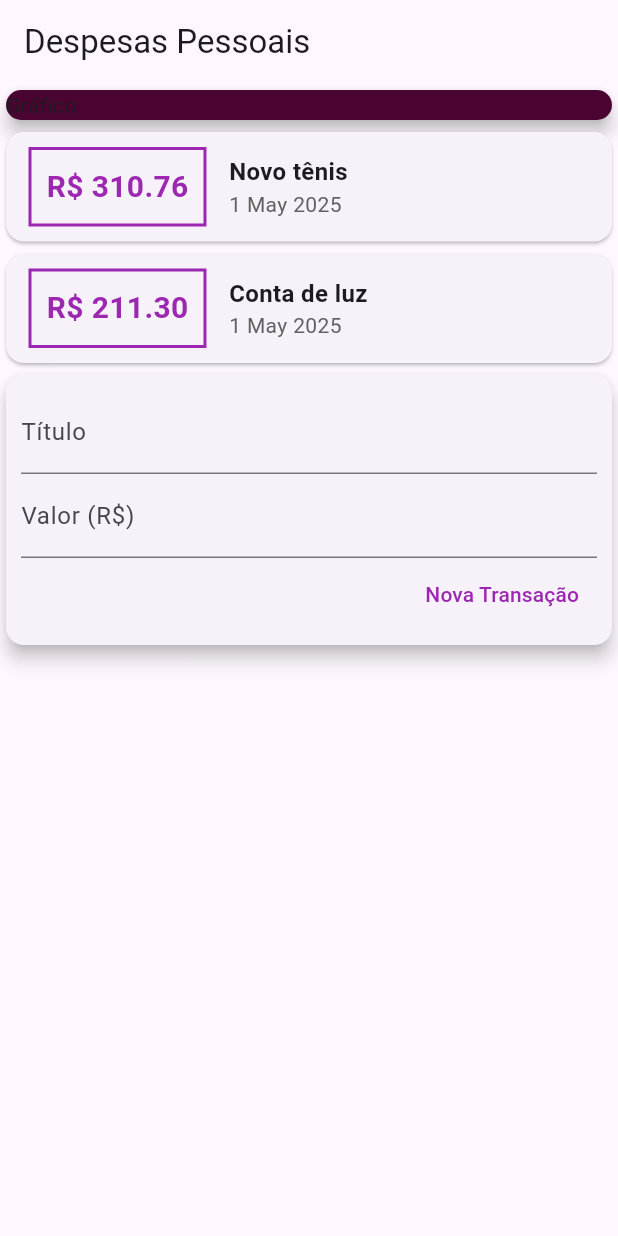
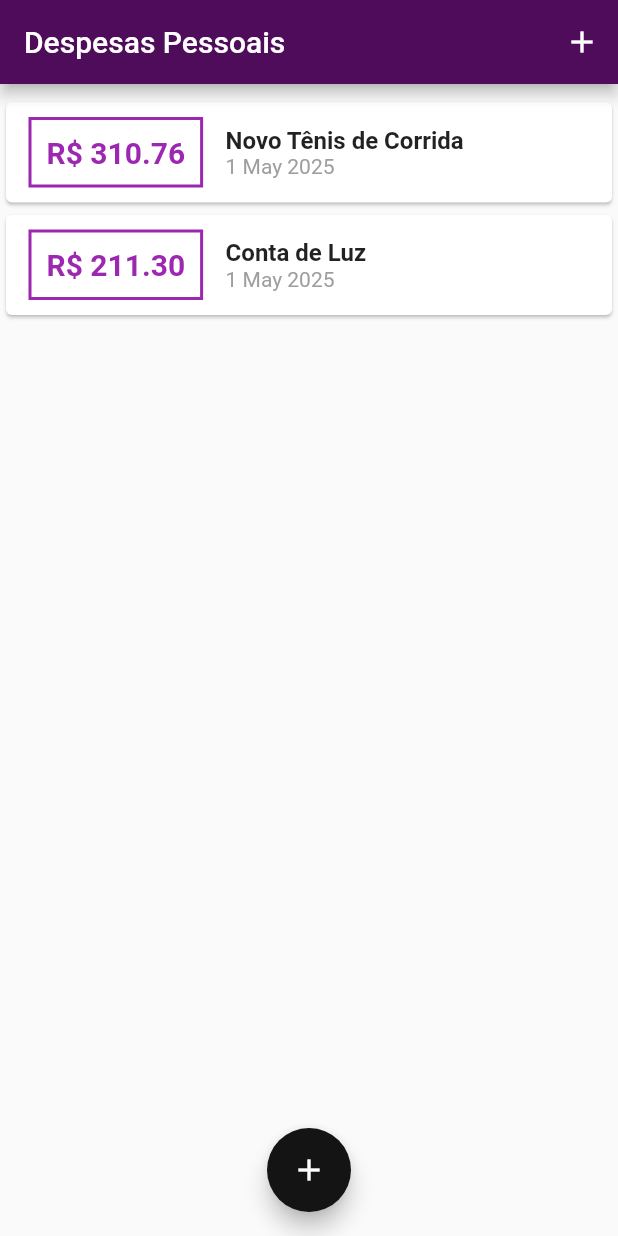
Before and after one commit to MicheleGiane9/Despesas-Pessoais, a Flutter app: the screen it shows after launch, on a phone screen of 412 x 824 dp. Run offline on Flutter 3.47's test engine with Material 3 defaults, Android fonts, the phone set to English and light mode, and no system bars.

```diff
--- /dev/null
+++ b/lib/components/transaction_list.dart
@@ -0,0 +1,62 @@
+import 'package:flutter/material.dart';
+import '../models/transaction.dart';
+import 'package:intl/intl.dart';
+
+class TransactionList extends StatelessWidget {
+  final List<Transaction> transactions;
+
+  const TransactionList(this.transactions, {Key? key}) : super(key: key);
+
+  @override
+  Widget build(BuildContext context) {
+    return SizedBox(
+      height: 300,
+      child: ListView.builder(
+        itemCount: transactions.length,
+        itemBuilder: (ctx, index) {
+          final tr = transactions[index];
+          return Card(
+            child: Row(
+              children: [
+                Container(
+                  margin: const EdgeInsets.symmetric(
+                    horizontal: 15,
+                    vertical: 10,
+                  ),
+                  decoration: BoxDecoration(
+                    border: Border.all(color: Colors.purple, width: 2),
+                  ),
+                  padding: const EdgeInsets.all(10),
+                  child: Text(
+                    'R\$ ${tr.value.toStringAsFixed(2)}',
+                    style: const TextStyle(
+                      fontWeight: FontWeight.bold,
+                      fontSize: 20,
+                      color: Colors.purple,
+                    ),
+                  ),
+                ),
+                Column(
+                  crossAxisAlignment: CrossAxisAlignment.start,
+                  children: [
+                    Text(
+                      tr.title,
+                      style: const TextStyle(
+                        fontSize: 16,
+                        fontWeight: FontWeight.bold,
+                      ),
+                    ),
+                    Text(
+                      DateFormat('d MMM y').format(tr.date),
+                      style: const TextStyle(color: Colors.grey),
+                    ),
+                  ],
+                ),
+              ],
+            ),
+          );
+        },
+      ),
+    );
+  }
+}
--- a/lib/main.dart
+++ b/lib/main.dart
@@ -1,123 +1,112 @@
 import 'package:flutter/material.dart';
+import 'dart:math';
+import 'components/transaction_form.dart';
+import 'components/transaction_list.dart';
 import 'models/transaction.dart';
-import 'package:intl/intl.dart';
 
-main() => runApp(DespesasPessoaisApp());
+main() => runApp(const DespesasPessoaisApp());
 
 class DespesasPessoaisApp extends StatelessWidget {
   const DespesasPessoaisApp({Key? key}) : super(key: key);
+  ThemeData get tema => ThemeData();
   @override
   Widget build(BuildContext context) {
-    return MaterialApp(home: MyHomePage());
+    return MaterialApp(
+      home: MyHomePage(),
+      theme: ThemeData(
+        useMaterial3: false,
+        appBarTheme: AppBarTheme(
+          backgroundColor: const Color.fromARGB(255, 78, 12, 90),
+          foregroundColor: Colors.white,
+        ),
+        colorScheme: ColorScheme.fromSeed(
+          seedColor: const Color.fromARGB(255, 14, 13, 10),
+          primary: Colors.purple,
+          secondary: const Color.fromARGB(255, 20, 20, 20),
+        ),
+      ),
+    );
   }
 }
 
-class MyHomePage extends StatelessWidget {
-  MyHomePage({Key? key}) : super(key: key);
+class MyHomePage extends StatefulWidget {
+  const MyHomePage({Key? key}) : super(key: key);
+  @override
+  State<MyHomePage> createState() => _MyHomePageState();
+}
+
+class _MyHomePageState extends State<MyHomePage> {
   final _transactions = [
     Transaction(
       id: 't1',
-      title: 'Novo tênis',
+      title: 'Novo Tênis de Corrida',
       value: 310.76,
       date: DateTime.now(),
     ),
     Transaction(
       id: 't2',
-      title: 'Conta de luz',
+      title: 'Conta de Luz',
       value: 211.30,
       date: DateTime.now(),
     ),
   ];
 
+  _addTransaction(String title, double value) {
+    final newTransaction = Transaction(
+      id: Random().nextDouble().toString(),
+      title: title,
+      value: value,
+      date: DateTime.now(),
+    );
+
+    setState(() {
+      _transactions.add(newTransaction);
+    });
+
+    Navigator.of(context).pop();
+  }
+
+  _openTransactionFormModal(BuildContext context) {
+    showModalBottomSheet(
+      context: context,
+      builder: (_) {
+        return TransactionForm(_addTransaction);
+      },
+    );
+  }
+
   @override
   Widget build(BuildContext context) {
     return Scaffold(
-      appBar: AppBar(title: Text('Despesas Pessoais')),
-      body: Column(
+      appBar: AppBar(
+        title: const Text('Despesas Pessoais'),
+        actions: [
+          IconButton(
+            icon: const Icon(Icons.add),
+            onPressed: () => _openTransactionFormModal(context),
+          ),
+        ],
+      ),
+      body: SingleChildScrollView(
+        child: Column(
           crossAxisAlignment: CrossAxisAlignment.stretch,
-        children: <Widget>[
-          Container(
+          children: [
+            const SizedBox(
               child: Card(
-              color: const Color.fromARGB(255, 73, 4, 49),
-              child: Text('Gráfico'),
+                color: Colors.blue,
+                //child: Text('Gráfico'),
                 elevation: 5,
               ),
             ),
-          Column(
-            children:
-                _transactions.map((tr) {
-                  return Card(
-                    child: Row(
-                      children: <Widget>[
-                        Container(
-                          margin: EdgeInsets.symmetric(
-                            horizontal: 15,
-                            vertical: 10,
-                          ),
-                          decoration: BoxDecoration(
-                            border: Border.all(color: Colors.purple, width: 2),
-                          ),
-                          padding: EdgeInsets.all(10),
-                          child: Text(
-                            'R\$ ${tr.value.toStringAsFixed(2)}',
-                            style: TextStyle(
-                              fontWeight: FontWeight.bold,
-                              fontSize: 20,
-                              color: Colors.purple,
-                            ),
-                          ),
-                        ),
-                        Column(
-                          crossAxisAlignment: CrossAxisAlignment.start,
-                          children: <Widget>[
-                            Text(
-                              tr.title,
-                              style: TextStyle(
-                                fontSize: 16,
-                                fontWeight: FontWeight.bold,
-                              ),
-                            ),
-                            Text(
-                              DateFormat('d MMM y').format(tr.date),
-                              style: TextStyle(color: Colors.grey[700]),
-                            ),
-                          ],
-                        ),
-                      ],
-                    ),
-                  );
-                }).toList(),
-          ),
-          Card(
-            elevation: 5,
-            child: Padding(
-              padding: const EdgeInsets.all(10),
-              child: Column(
-                children: [
-                  const TextField(
-                    decoration: InputDecoration(labelText: 'Título'),
-                  ),
-                  const TextField(
-                    decoration: InputDecoration(labelText: 'Valor (R\$)'),
-                  ),
-                  Row(
-                    mainAxisAlignment: MainAxisAlignment.end,
-                    children: <Widget>[
-                      TextButton(
-                        child: const Text(
-                          'Nova Transação',
-                          style: TextStyle(color: Colors.purple),
-                        ),
-                        onPressed: () {},
-                      ),
-                    ],
-                  ),
+            TransactionList(_transactions),
           ],
         ),
       ),
+      floatingActionButton: FloatingActionButton(
+        child: const Icon(Icons.add),
+        onPressed: () => _openTransactionFormModal(context),
       ),
-        ],
-      ),
+      floatingActionButtonLocation: FloatingActionButtonLocation.centerFloat,
     );
   }
 }
--- a/lib/models/transaction.dart
+++ b/lib/models/transaction.dart
@@ -1,5 +1,3 @@
-import 'package:flutter/foundation.dart';
-
 class Transaction {
   final String id;
   final String title;
```
Also changed, not shown: lib/components/transaction_form.dart (added, +66 -0 lines). Lines whose indentation alone changed are shown as unchanged.
